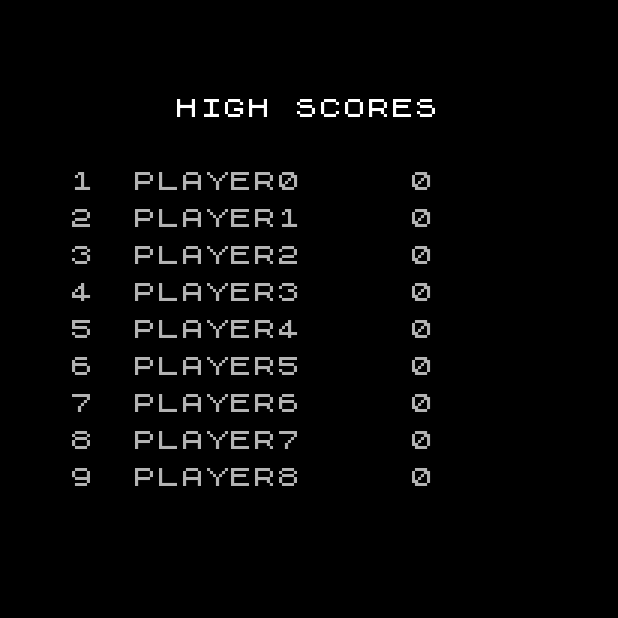
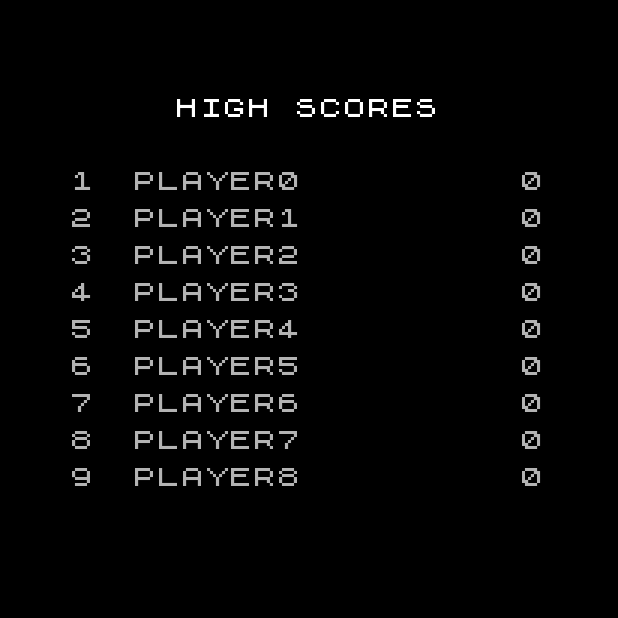
Before and after one commit to PeterLaptik/BricksGame, an Android app: the MainScores screen opened directly, with no data from a screen before it, on a phone screen of 412 x 824 dp, the top half of it. Run offline under Robolectric (Android 15) with nearby library versions, the phone set to English and light mode, and no system bars.

Commit message:
score table text alignment

```diff
--- a/app/src/main/res/layout/list_item.xml
+++ b/app/src/main/res/layout/list_item.xml
@@ -14,11 +14,11 @@
             android:layout_width="wrap_content"
             android:layout_height="wrap_content" android:id="@+id/scoreItemName" android:layout_weight="1"
             app:fontFamily="@font/zxspectrum" android:textSize="16sp" android:layout_marginLeft="8dp"
-            android:layout_marginBottom="8dp" android:layout_gravity="left"/>
+            android:layout_marginBottom="8dp" android:layout_gravity="left" android:gravity="left"/>
     <TextView
             android:text="TextView"
             android:layout_width="wrap_content"
             android:layout_height="wrap_content" android:id="@+id/scoreItemScores"
-            app:fontFamily="@font/zxspectrum" android:textSize="16sp" android:layout_gravity="right"
-            android:layout_weight="1"/>
+            app:fontFamily="@font/zxspectrum" android:textSize="16sp"
+            android:layout_weight="1" android:layout_gravity="right" android:gravity="right"/>
 </LinearLayout>
```
